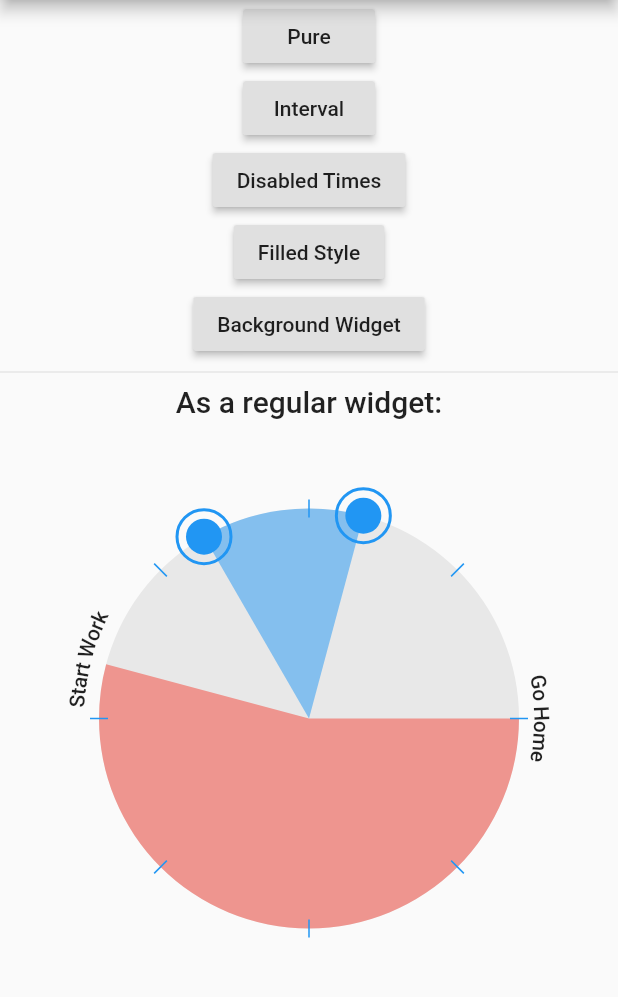
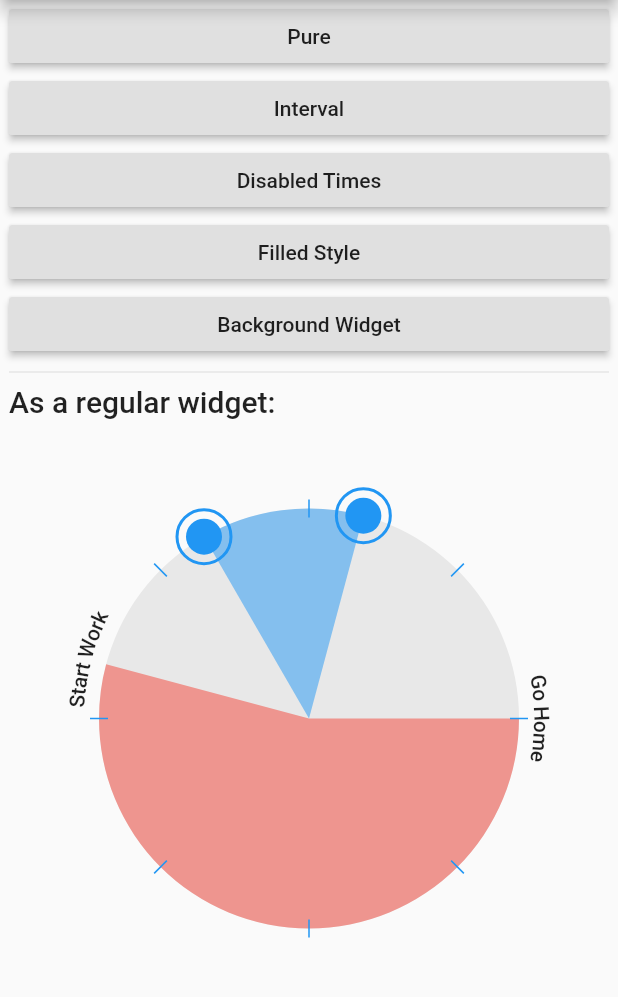
Before and after one commit to Chris1234567899/flutter_time_range_picker, a Flutter app: the screen it shows after launch, on a phone screen of 412 x 824 dp, the part 84-1081 px from its top. Run offline on Flutter 3.47's test engine with Material 2 defaults, Android fonts, the phone set to English and light mode, and no system bars.

Commit message:
Improve the layout of the example app.

```diff
--- a/example/lib/main.dart
+++ b/example/lib/main.dart
@@ -59,7 +59,9 @@ class _MyHomePageState extends State<MyHomePage> {
         title: Text(widget.title),
       ),
       body: Center(
-        child: Column(children: [
+          child: Container(
+        width: 400,
+        child: ListView(children: [
           RaisedButton(
             onPressed: () async {
               TimeRange result = await showTimeRangePicker(
@@ -237,11 +239,7 @@ class _MyHomePageState extends State<MyHomePage> {
             'As a regular widget:',
             style: Theme.of(context).textTheme.headline6,
           ),
-          Expanded(
-              child: Container(
-                  alignment: Alignment.topCenter,
-                  height: 400,
-                  width: 400,
+          Container(
               child: TimeRangePicker(
             hideButtons: true,
             hideTimes: true,
@@ -249,16 +247,14 @@ class _MyHomePageState extends State<MyHomePage> {
             backgroundColor: Colors.grey.withOpacity(0.2),
             labels: [
               ClockLabel.fromTime(
-                          time: TimeOfDay(hour: 7, minute: 0),
-                          text: "Start Work"),
+                  time: TimeOfDay(hour: 7, minute: 0), text: "Start Work"),
               ClockLabel.fromTime(
                   time: TimeOfDay(hour: 18, minute: 0), text: "Go Home")
             ],
             start: TimeOfDay(hour: 10, minute: 0),
             end: TimeOfDay(hour: 13, minute: 0),
             ticks: 8,
-                    strokeColor:
-                        Theme.of(context).primaryColor.withOpacity(0.5),
+            strokeColor: Theme.of(context).primaryColor.withOpacity(0.5),
             ticksColor: Theme.of(context).primaryColor,
             labelOffset: 15,
             padding: 60,
@@ -266,9 +262,9 @@ class _MyHomePageState extends State<MyHomePage> {
                 startTime: TimeOfDay(hour: 18, minute: 0),
                 endTime: TimeOfDay(hour: 7, minute: 0)),
             disabledColor: Colors.red.withOpacity(0.5),
-                  )))
+          ))
         ]),
-      ),
+      )),
     );
   }
 }
```
Lines whose indentation alone changed are shown as unchanged.
